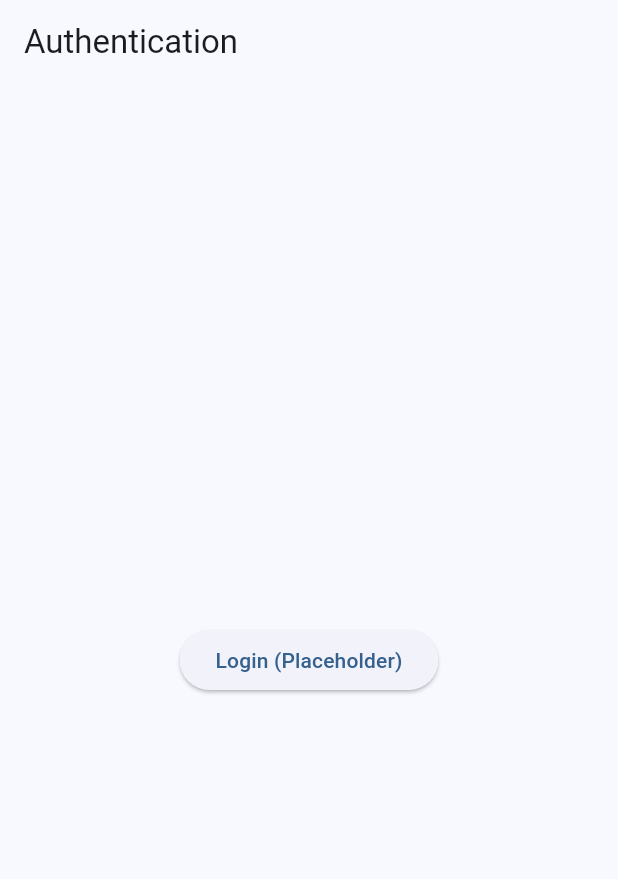
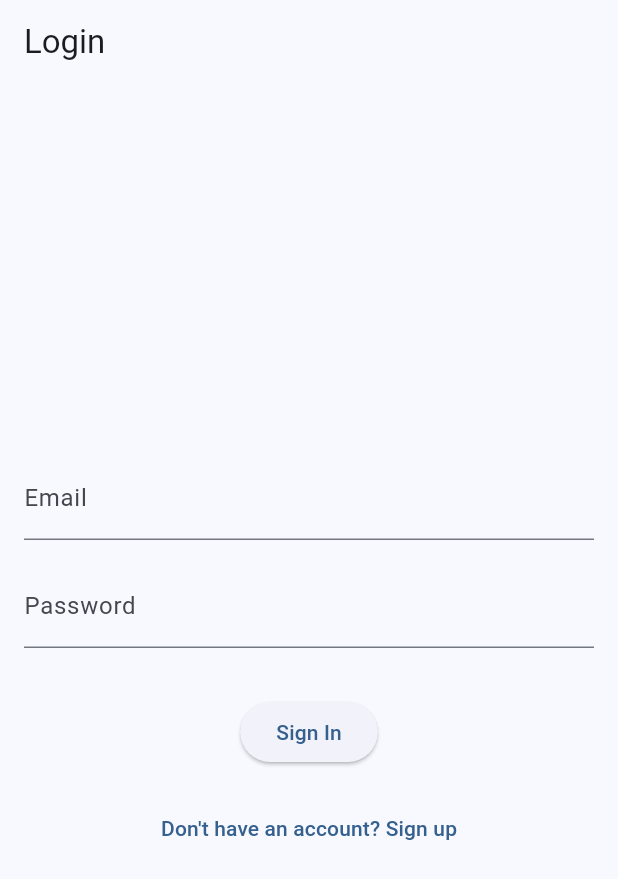
Before and after one commit to imaksoni/SafeCheck, a Flutter app: the screen it shows after launch, on a phone screen of 412 x 824 dp. Shown: the top 879 px of the screen. Run offline on Flutter 3.47's test engine with Material 3 defaults, Android fonts, the phone set to English and light mode, and no system bars; our stand-ins replace firebase_auth, flutter_riverpod, flutter_secure_storage; accounts and stored records are empty.

Commit message:
feat: implement flutter authentication foundation
- Add `firebase_core`, `firebase_auth`, `flutter_riverpod`, and `flutter_secure_storage` dependencies.
- Create `AuthRepository` to wrap `FirebaseAuth` and update token in `SecureTokenStorage`.
- Implement Riverpod 3 `AuthController` to manage loading and error states for login and sign up.
- Create presentation screens: `LoginScreen`, `SignupScreen`, and an `AuthGate` to listen to authentication state.
- Update `AppRouter` to use the `AuthGate` as the initial route.
- Write unit tests for `AuthRepository` and `AuthController` using real ProviderContainers.
- Update `README.md` to include FlutterFire CLI setup instructions.

Co-authored-by: imaksoni <46560826+imaksoni@users.noreply.github.com>

```diff
--- a/mobile/lib/app/router.dart
+++ b/mobile/lib/app/router.dart
@@ -1,12 +1,18 @@
 import 'package:flutter/material.dart';
-import '../features/auth/auth_screen.dart';
+import '../features/auth/presentation/auth_gate.dart';
+import '../features/auth/presentation/login_screen.dart';
+import '../features/auth/presentation/signup_screen.dart';
 import '../features/home/home_screen.dart';
 
 class AppRouter {
   static Route<dynamic> generateRoute(RouteSettings settings) {
     switch (settings.name) {
       case '/':
-        return MaterialPageRoute(builder: (_) => const AuthScreen());
+        return MaterialPageRoute(builder: (_) => const AuthGate());
+      case '/login':
+        return MaterialPageRoute(builder: (_) => const LoginScreen());
+      case '/signup':
+        return MaterialPageRoute(builder: (_) => const SignupScreen());
       case '/home':
         return MaterialPageRoute(builder: (_) => const HomeScreen());
       default:
--- a/mobile/lib/features/auth/auth_screen.dart
+++ /dev/null
@@ -1,21 +0,0 @@
-import 'package:flutter/material.dart';
-
-class AuthScreen extends StatelessWidget {
-  const AuthScreen({super.key});
-
-  @override
-  Widget build(BuildContext context) {
-    // TODO: Implement Firebase Auth
-    return Scaffold(
-      appBar: AppBar(title: const Text('Authentication')),
-      body: Center(
-        child: ElevatedButton(
-          onPressed: () {
-            Navigator.pushReplacementNamed(context, '/home');
-          },
-          child: const Text('Login (Placeholder)'),
-        ),
-      ),
-    );
-  }
-}
--- /dev/null
+++ b/mobile/lib/features/auth/data/auth_repository.dart
@@ -0,0 +1,60 @@
+import 'package:firebase_auth/firebase_auth.dart';
+import 'package:flutter_riverpod/flutter_riverpod.dart';
+import 'secure_token_storage.dart';
+
+final firebaseAuthProvider = Provider<FirebaseAuth>((ref) {
+  return FirebaseAuth.instance;
+});
+
+final authRepositoryProvider = Provider<AuthRepository>((ref) {
+  final firebaseAuth = ref.watch(firebaseAuthProvider);
+  final secureTokenStorage = ref.watch(secureTokenStorageProvider);
+  return AuthRepository(firebaseAuth, secureTokenStorage);
+});
+
+final authStateChangesProvider = StreamProvider<User?>((ref) {
+  final authRepository = ref.watch(authRepositoryProvider);
+  return authRepository.authStateChanges;
+});
+
+class AuthRepository {
+  final FirebaseAuth _firebaseAuth;
+  final SecureTokenStorage _secureTokenStorage;
+
+  AuthRepository(this._firebaseAuth, this._secureTokenStorage);
+
+  Stream<User?> get authStateChanges => _firebaseAuth.authStateChanges();
+  User? get currentUser => _firebaseAuth.currentUser;
+
+  Future<UserCredential> signInWithEmailAndPassword(String email, String password) async {
+    final userCredential = await _firebaseAuth.signInWithEmailAndPassword(
+      email: email,
+      password: password,
+    );
+    await _updateToken(userCredential.user);
+    return userCredential;
+  }
+
+  Future<UserCredential> signUpWithEmailAndPassword(String email, String password) async {
+    final userCredential = await _firebaseAuth.createUserWithEmailAndPassword(
+      email: email,
+      password: password,
+    );
+    await _updateToken(userCredential.user);
+    return userCredential;
+  }
+
+  Future<void> signOut() async {
+    await _firebaseAuth.signOut();
+    await _secureTokenStorage.deleteToken();
+  }
+
+  Future<void> _updateToken(User? user) async {
+    if (user != null) {
+      final token = await user.getIdToken();
+      if (token != null) {
+        await _secureTokenStorage.saveToken(token);
+      }
+    }
+  }
+}
--- /dev/null
+++ b/mobile/lib/features/auth/presentation/auth_gate.dart
@@ -0,0 +1,33 @@
+import 'package:flutter/material.dart';
+import 'package:flutter_riverpod/flutter_riverpod.dart';
+import '../data/auth_repository.dart';
+import 'login_screen.dart';
+import '../../home/home_screen.dart';
+
+class AuthGate extends ConsumerWidget {
+  const AuthGate({super.key});
+
+  @override
+  Widget build(BuildContext context, WidgetRef ref) {
+    final authState = ref.watch(authStateChangesProvider);
+
+    return authState.when(
+      data: (user) {
+        if (user != null) {
+          return const HomeScreen();
+        }
+        return const LoginScreen();
+      },
+      loading: () => const Scaffold(
+        body: Center(
+          child: CircularProgressIndicator(),
+        ),
+      ),
+      error: (e, trace) => Scaffold(
+        body: Center(
+          child: Text('Error: $e'),
+        ),
+      ),
+    );
+  }
+}
--- /dev/null
+++ b/mobile/lib/features/auth/presentation/login_screen.dart
@@ -0,0 +1,78 @@
+import 'package:flutter/material.dart';
+import 'package:flutter_riverpod/flutter_riverpod.dart';
+import 'auth_controller.dart';
+
+class LoginScreen extends ConsumerStatefulWidget {
+  const LoginScreen({super.key});
+
+  @override
+  ConsumerState<LoginScreen> createState() => _LoginScreenState();
+}
+
+class _LoginScreenState extends ConsumerState<LoginScreen> {
+  final _emailController = TextEditingController();
+  final _passwordController = TextEditingController();
+
+  @override
+  void dispose() {
+    _emailController.dispose();
+    _passwordController.dispose();
+    super.dispose();
+  }
+
+  void _submit() async {
+    final success = await ref.read(authControllerProvider.notifier).signIn(
+      _emailController.text,
+      _passwordController.text,
+    );
+    if (!success && mounted) {
+      ScaffoldMessenger.of(context).showSnackBar(
+        const SnackBar(content: Text('Failed to sign in.')),
+      );
+    }
+  }
+
+  @override
+  Widget build(BuildContext context) {
+    final authState = ref.watch(authControllerProvider);
+    final isLoading = authState.isLoading;
+
+    return Scaffold(
+      appBar: AppBar(title: const Text('Login')),
+      body: Padding(
+        padding: const EdgeInsets.all(16.0),
+        child: Column(
+          mainAxisAlignment: MainAxisAlignment.center,
+          children: [
+            TextField(
+              controller: _emailController,
+              decoration: const InputDecoration(labelText: 'Email'),
+              keyboardType: TextInputType.emailAddress,
+              enabled: !isLoading,
+            ),
+            const SizedBox(height: 16),
+            TextField(
+              controller: _passwordController,
+              decoration: const InputDecoration(labelText: 'Password'),
+              obscureText: true,
+              enabled: !isLoading,
+            ),
+            const SizedBox(height: 32),
+            if (isLoading)
+              const CircularProgressIndicator()
+            else
+              ElevatedButton(
+                onPressed: _submit,
+                child: const Text('Sign In'),
+              ),
+            const SizedBox(height: 16),
+            TextButton(
+              onPressed: isLoading ? null : () => Navigator.pushNamed(context, '/signup'),
+              child: const Text("Don't have an account? Sign up"),
+            ),
+          ],
+        ),
+      ),
+    );
+  }
+}
--- a/mobile/pubspec.yaml
+++ b/mobile/pubspec.yaml
@@ -34,6 +34,10 @@ dependencies:
   # The following adds the Cupertino Icons font to your application.
   # Use with the CupertinoIcons class for iOS style icons.
   cupertino_icons: ^1.0.8
+  firebase_core: ^4.7.0
+  firebase_auth: ^6.4.0
+  flutter_riverpod: ^3.3.1
+  flutter_secure_storage: ^10.1.0
 
 dev_dependencies:
   flutter_test:
@@ -45,6 +49,7 @@ dev_dependencies:
   # package. See that file for information about deactivating specific lint
   # rules and activating additional ones.
   flutter_lints: ^6.0.0
+  mocktail: ^1.0.5
 
 # For information on the generic Dart part of this file, see the
 # following page: https://dart.dev/tools/pub/pubspec
```
Also changed, not shown: mobile/lib/features/auth/data/secure_token_storage.dart (added, +26 -0 lines), mobile/lib/features/auth/presentation/auth_controller.dart (added, +48 -0 lines), mobile/lib/features/auth/presentation/signup_screen.dart (added, +75 -0 lines), mobile/lib/features/home/home_screen.dart (+15 -3 lines), mobile/lib/main.dart (+13 -3 lines), mobile/pubspec.lock, 8 other files.
